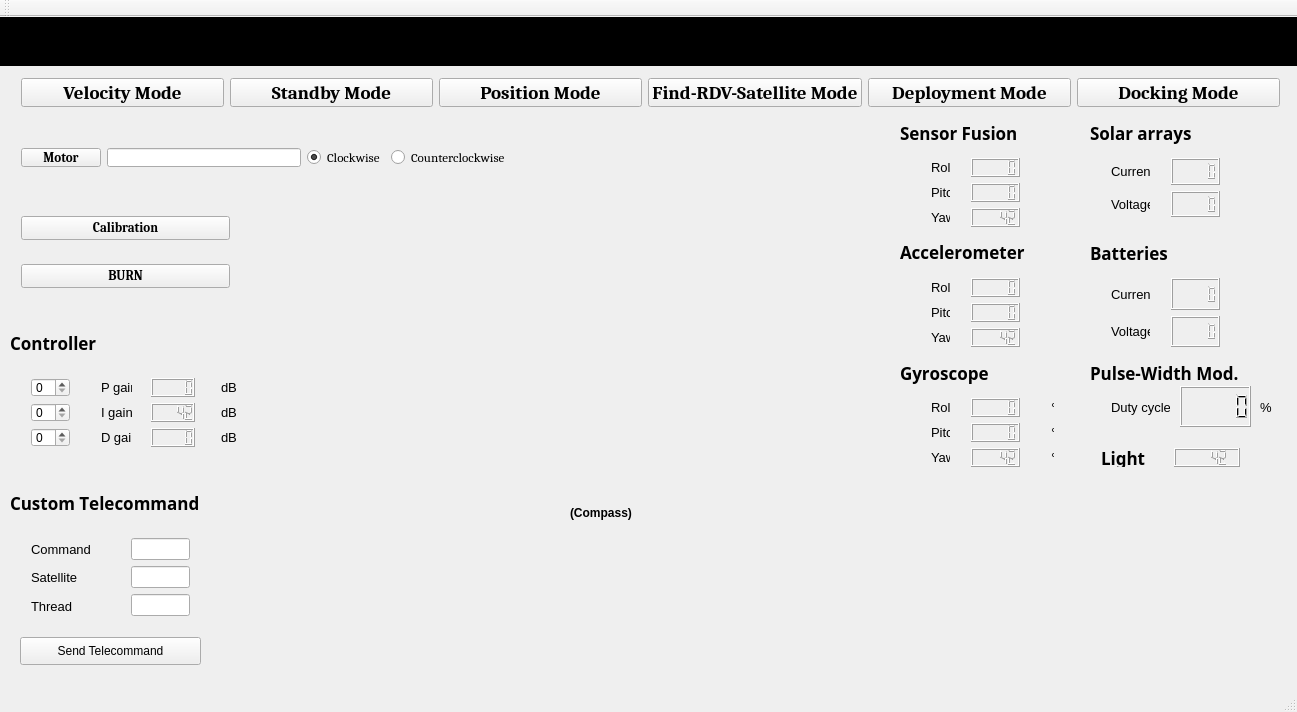
Above: groundstation.ui from Angele-/FloatSat_GroundStation before the change. Below: the same form after it.
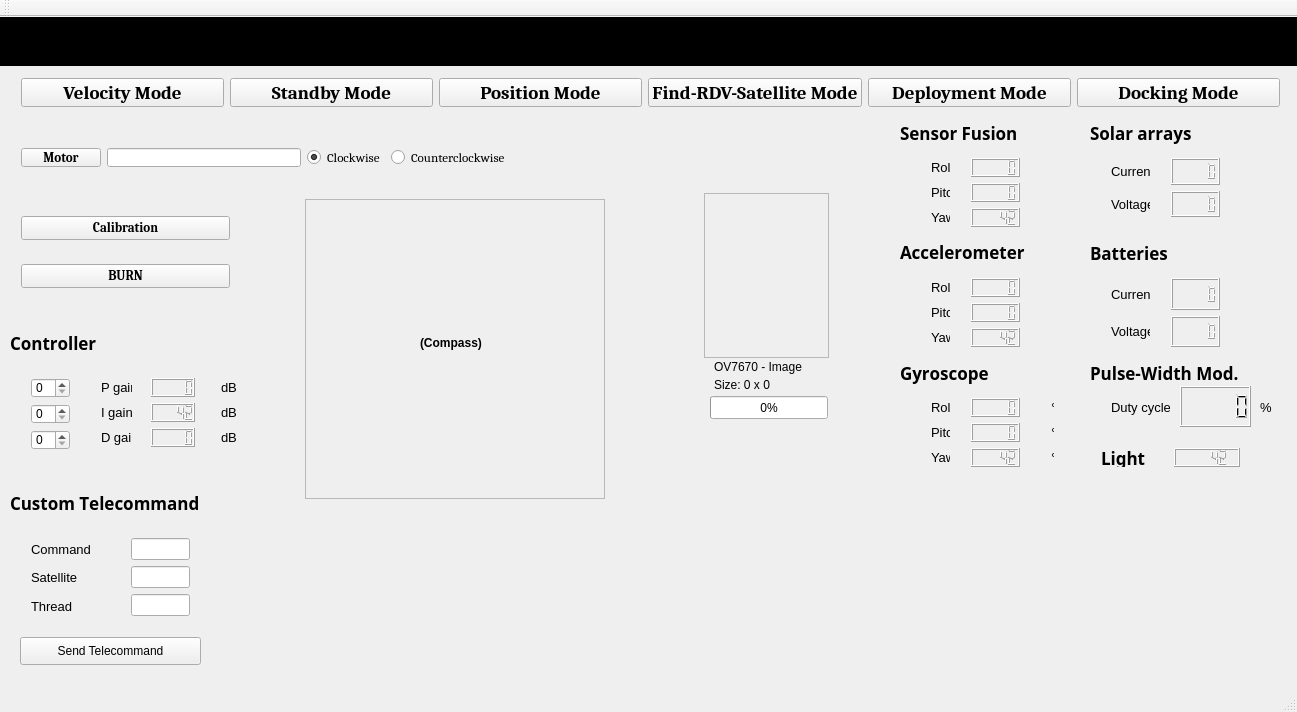
That is the form after the change.

Diff of the .ui file:
```diff
--- a/groundstation.ui
+++ b/groundstation.ui
@@ -14,25 +14,6 @@
    <string>GroundStation</string>
   </property>
   <widget class="QWidget" name="centralWidget">
-   <widget class="QLabel" name="label_43">
-    <property name="geometry">
-     <rect>
-      <x>570</x>
-      <y>480</y>
-      <width>81</width>
-      <height>31</height>
-     </rect>
-    </property>
-    <property name="font">
-     <font>
-      <weight>75</weight>
-      <bold>true</bold>
-     </font>
-    </property>
-    <property name="text">
-     <string>(Compass)</string>
-    </property>
-   </widget>
    <widget class="QLabel" name="label_42">
     <property name="geometry">
      <rect>
@@ -1006,7 +987,7 @@
       <x>20</x>
       <y>350</y>
       <width>61</width>
-      <height>91</height>
+      <height>94</height>
      </rect>
     </property>
     <layout class="QVBoxLayout" name="verticalLayout">
@@ -1407,6 +1388,112 @@
      <string>Custom Telecommand</string>
     </property>
    </widget>
+   <widget class="QFrame" name="frame">
+    <property name="geometry">
+     <rect>
+      <x>305</x>
+      <y>182</y>
+      <width>300</width>
+      <height>300</height>
+     </rect>
+    </property>
+    <property name="frameShape">
+     <enum>QFrame::StyledPanel</enum>
+    </property>
+    <property name="frameShadow">
+     <enum>QFrame::Raised</enum>
+    </property>
+    <widget class="QLabel" name="label_43">
+     <property name="geometry">
+      <rect>
+       <x>115</x>
+       <y>128</y>
+       <width>81</width>
+       <height>31</height>
+      </rect>
+     </property>
+     <property name="font">
+      <font>
+       <weight>75</weight>
+       <bold>true</bold>
+      </font>
+     </property>
+     <property name="text">
+      <string>(Compass)</string>
+     </property>
+    </widget>
+   </widget>
+   <widget class="QFrame" name="pic_frame">
+    <property name="geometry">
+     <rect>
+      <x>704</x>
+      <y>176</y>
+      <width>125</width>
+      <height>165</height>
+     </rect>
+    </property>
+    <property name="frameShape">
+     <enum>QFrame::StyledPanel</enum>
+    </property>
+    <property name="frameShadow">
+     <enum>QFrame::Raised</enum>
+    </property>
+    <widget class="QLabel" name="picture">
+     <property name="geometry">
+      <rect>
+       <x>3</x>
+       <y>3</y>
+       <width>120</width>
+       <height>160</height>
+      </rect>
+     </property>
+     <property name="text">
+      <string/>
+     </property>
+    </widget>
+   </widget>
+   <widget class="QLabel" name="ov7670_lbl">
+    <property name="geometry">
+     <rect>
+      <x>714</x>
+      <y>342</y>
+      <width>103</width>
+      <height>16</height>
+     </rect>
+    </property>
+    <property name="text">
+     <string>OV7670 - Image</string>
+    </property>
+   </widget>
+   <widget class="QLabel" name="img_size_lbl">
+    <property name="geometry">
+     <rect>
+      <x>714</x>
+      <y>360</y>
+      <width>111</width>
+      <height>16</height>
+     </rect>
+    </property>
+    <property name="text">
+     <string>Size: 0 x 0</string>
+    </property>
+   </widget>
+   <widget class="QProgressBar" name="picRecieveStatus">
+    <property name="geometry">
+     <rect>
+      <x>710</x>
+      <y>379</y>
+      <width>118</width>
+      <height>23</height>
+     </rect>
+    </property>
+    <property name="maximum">
+     <number>19200</number>
+    </property>
+    <property name="value">
+     <number>0</number>
+    </property>
+   </widget>
   </widget>
   <widget class="QMenuBar" name="menuBar">
    <property name="geometry">
```
Left out of the diff: 2 changed lines with no effect on the pictures.
